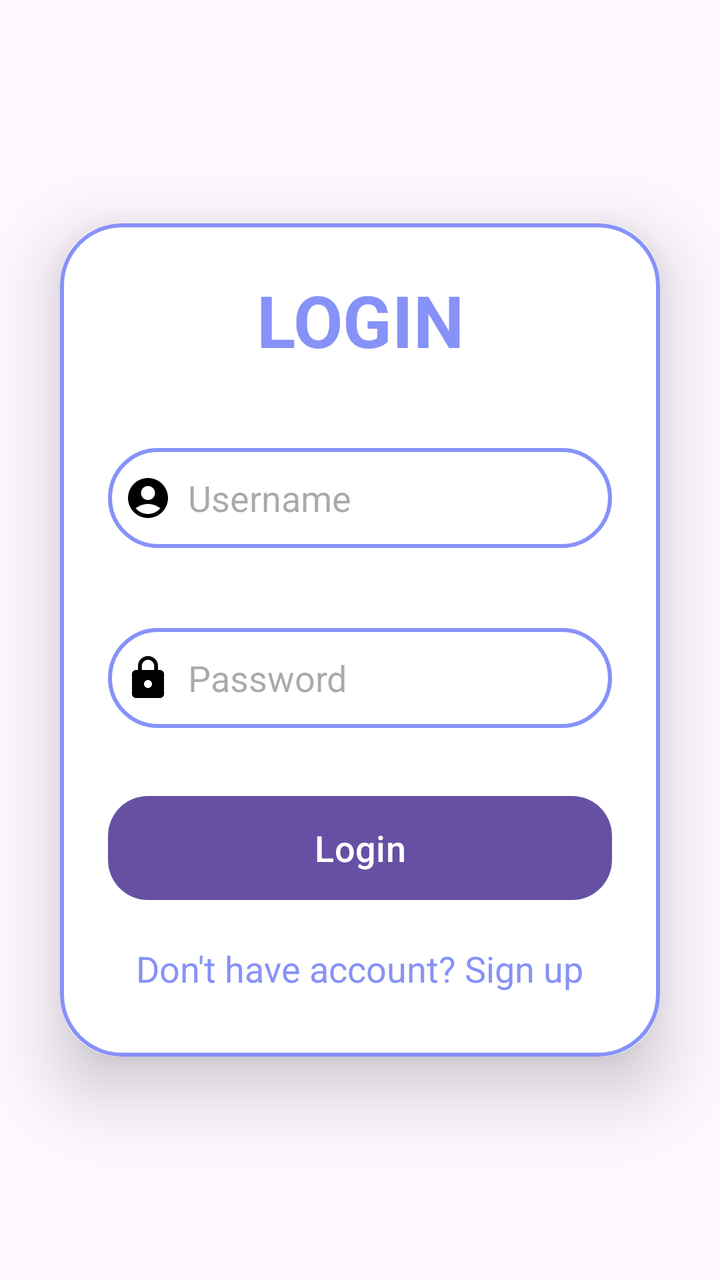
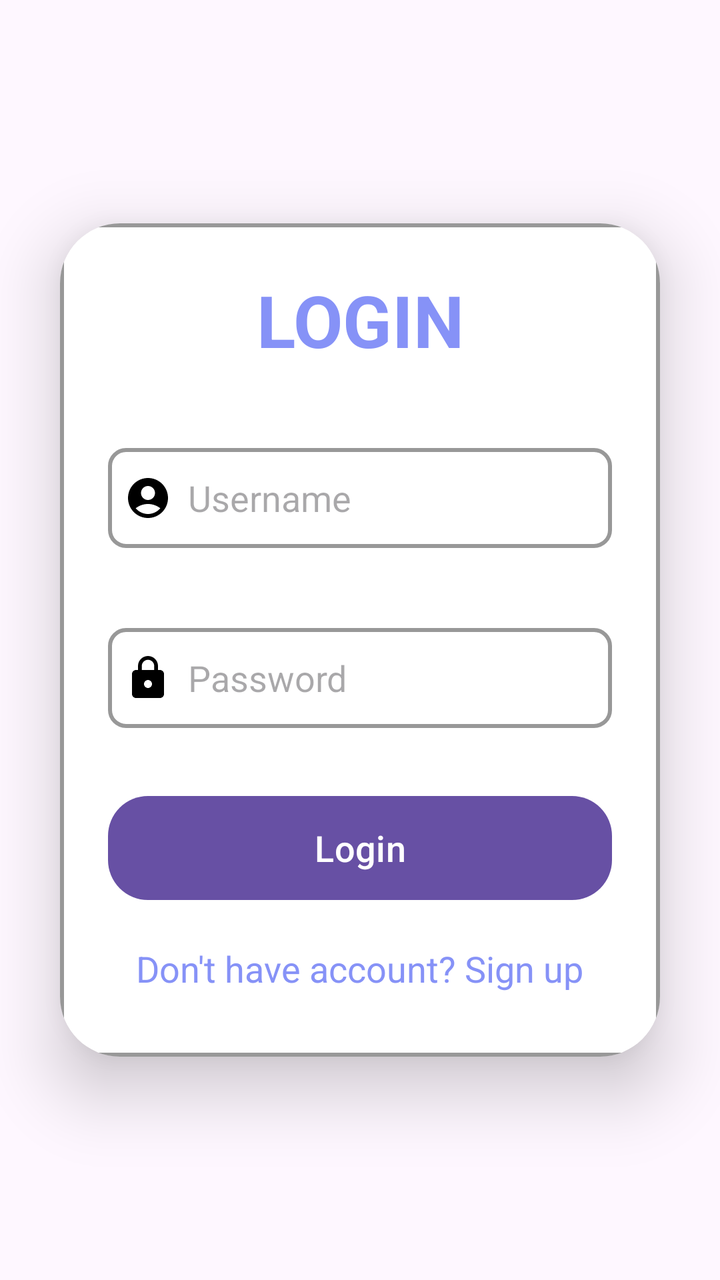

Screens rendered from an Android XML layout before and after an edit, with the pre-edit source and the edit as a unified diff.
<!-- AndroidManifest.xml: application theme Theme.EDermaCareLatestt -->
<!-- res/layout/activity_login.xml -->
<?xml version="1.0" encoding="utf-8"?>
<LinearLayout
    xmlns:android="http://schemas.android.com/apk/res/android"
    xmlns:app="http://schemas.android.com/apk/res-auto"
    xmlns:tools="http://schemas.android.com/tools"
    android:layout_width="match_parent"
    android:layout_height="match_parent"
    android:orientation="vertical"
    android:gravity="center">


    <androidx.cardview.widget.CardView
        android:layout_width="match_parent"
        android:layout_height="wrap_content"
        android:layout_margin="30dp"
        app:cardCornerRadius="30dp"
        app:cardElevation="20dp" >

        <LinearLayout
            android:layout_width="match_parent"
            android:layout_height="wrap_content"
            android:orientation="vertical"
            android:layout_gravity="center_horizontal"
            android:padding="24dp"
            android:background="@drawable/lavender_border">

            <TextView
                android:layout_width="match_parent"
                android:layout_height="wrap_content"
                android:text="LOGIN"
                android:textSize="36sp"
                android:textAlignment="center"
                android:textStyle="bold"
                android:textColor="@color/lavender" />

            <EditText
                android:layout_width="match_parent"
                android:layout_height="50dp"
                android:id="@+id/login_username"
                android:background="@drawable/lavender_border"
                android:layout_marginTop="40dp"
                android:padding="8dp"
                android:hint="Username"
                android:drawableLeft="@drawable/round_account_circle_24"
                android:drawablePadding="8dp"
                android:textColor="@color/black" />

            <EditText
                android:layout_width="match_parent"
                android:layout_height="50dp"
                android:id="@+id/login_password"
                android:background="@drawable/lavender_border"
                android:layout_marginTop="40dp"
                android:padding="8dp"
                android:hint="Password"
                android:inputType="textPassword"
                android:drawableLeft="@drawable/baseline_lock_24"
                android:drawablePadding="8dp"
                android:textColor="@color/black" />

            <Button
                android:layout_width="match_parent"
                android:layout_height="60dp"
                android:text="Login"
                android:id="@+id/login_button"
                android:textSize="18sp"
                android:layout_marginTop="30dp"
                app:cornerRadius = "20dp" />

            <TextView
                android:layout_width="wrap_content"
                android:layout_height="wrap_content"
                android:id="@+id/signupRedirectText"
                android:text="Don't have account? Sign up"
                android:layout_gravity="center"
                android:padding="8dp"
                android:layout_marginTop="10dp"
                android:textSize="18sp"
                android:textColor="@color/lavender" />


        </LinearLayout>

    </androidx.cardview.widget.CardView>
</LinearLayout>
<!-- resources referenced by this layout -->
<resources>
  <color name="black">#FF000000</color>
  <color name="lavender">#8692F7</color>
  <!-- drawable baseline_lock_24 (drawable) -->
  <vector xmlns:android="http://schemas.android.com/apk/res/android" android:height="24dp" android:tint="#000000" android:viewportHeight="24" android:viewportWidth="24" android:width="24dp">
        
      <path android:fillColor="@android:color/white" android:pathData="M18,8h-1L17,6c0,-2.76 -2.24,-5 -5,-5S7,3.24 7,6v2L6,8c-1.1,0 -2,0.9 -2,2v10c0,1.1 0.9,2 2,2h12c1.1,0 2,-0.9 2,-2L20,10c0,-1.1 -0.9,-2 -2,-2zM12,17c-1.1,0 -2,-0.9 -2,-2s0.9,-2 2,-2 2,0.9 2,2 -0.9,2 -2,2zM15.1,8L8.9,8L8.9,6c0,-1.71 1.39,-3.1 3.1,-3.1 1.71,0 3.1,1.39 3.1,3.1v2z"/>
      
  </vector>
  <!-- drawable lavender_border (drawable) -->
  <?xml version="1.0" encoding="utf-8"?>
  <shape xmlns:android="http://schemas.android.com/apk/res/android"
      android:shape="rectangle">
  
      <stroke
          android:width="2dp"
          android:color="@color/lavender" />
  
      <corners
          android:radius="30dp" />
  </shape>
  <!-- drawable round_account_circle_24 (drawable) -->
  <vector xmlns:android="http://schemas.android.com/apk/res/android" android:height="24dp" android:tint="#000000" android:viewportHeight="24" android:viewportWidth="24" android:width="24dp">
        
      <path android:fillColor="@android:color/white" android:pathData="M12,2C6.48,2 2,6.48 2,12s4.48,10 10,10s10,-4.48 10,-10S17.52,2 12,2zM12,6c1.93,0 3.5,1.57 3.5,3.5S13.93,13 12,13s-3.5,-1.57 -3.5,-3.5S10.07,6 12,6zM12,20c-2.03,0 -4.43,-0.82 -6.14,-2.88C7.55,15.8 9.68,15 12,15s4.45,0.8 6.14,2.12C16.43,19.18 14.03,20 12,20z"/>
      
  </vector>
  <style name="Theme.EDermaCareLatestt" parent="Base.Theme.EDermaCareLatestt" />
  <style name="Base.Theme.EDermaCareLatestt" parent="Theme.Material3.DayNight.NoActionBar">
          
          
      </style>
</resources>

<!-- the commit's change to res/layout/activity_login.xml (unified diff, before → after) -->
@@ -22,7 +22,7 @@
             android:orientation="vertical"
             android:layout_gravity="center_horizontal"
             android:padding="24dp"
-            android:background="@drawable/lavender_border">
+            android:background="@drawable/light_grey_border">
 
             <TextView
                 android:layout_width="match_parent"
@@ -37,7 +37,7 @@
                 android:layout_width="match_parent"
                 android:layout_height="50dp"
                 android:id="@+id/login_username"
-                android:background="@drawable/lavender_border"
+                android:background="@drawable/light_grey_border"
                 android:layout_marginTop="40dp"
                 android:padding="8dp"
                 android:hint="Username"
@@ -49,7 +49,7 @@
                 android:layout_width="match_parent"
                 android:layout_height="50dp"
                 android:id="@+id/login_password"
-                android:background="@drawable/lavender_border"
+                android:background="@drawable/light_grey_border"
                 android:layout_marginTop="40dp"
                 android:padding="8dp"
                 android:hint="Password"
<!-- resource entries referenced after the edit -->
@@ -8,17 +8,17 @@
       <path android:fillColor="@android:color/white" android:pathData="M18,8h-1L17,6c0,-2.76 -2.24,-5 -5,-5S7,3.24 7,6v2L6,8c-1.1,0 -2,0.9 -2,2v10c0,1.1 0.9,2 2,2h12c1.1,0 2,-0.9 2,-2L20,10c0,-1.1 -0.9,-2 -2,-2zM12,17c-1.1,0 -2,-0.9 -2,-2s0.9,-2 2,-2 2,0.9 2,2 -0.9,2 -2,2zM15.1,8L8.9,8L8.9,6c0,-1.71 1.39,-3.1 3.1,-3.1 1.71,0 3.1,1.39 3.1,3.1v2z"/>
       
   </vector>
-  <!-- drawable lavender_border (drawable) -->
+  <!-- drawable light_grey_border (drawable) -->
   <?xml version="1.0" encoding="utf-8"?>
   <shape xmlns:android="http://schemas.android.com/apk/res/android"
       android:shape="rectangle">
   
       <stroke
           android:width="2dp"
-          android:color="@color/lavender" />
+          android:color="@color/light_grey" />
   
       <corners
-          android:radius="30dp" />
+          android:radius="8dp" />
   </shape>
   <!-- drawable round_account_circle_24 (drawable) -->
   <vector xmlns:android="http://schemas.android.com/apk/res/android" android:height="24dp" android:tint="#000000" android:viewportHeight="24" android:viewportWidth="24" android:width="24dp">
@@ -27,6 +27,7 @@
       
   </vector>
   <style name="Theme.EDermaCareLatestt" parent="Base.Theme.EDermaCareLatestt" />
+  <color name="light_grey">#989898</color>
   <style name="Base.Theme.EDermaCareLatestt" parent="Theme.Material3.DayNight.NoActionBar">
           
           
